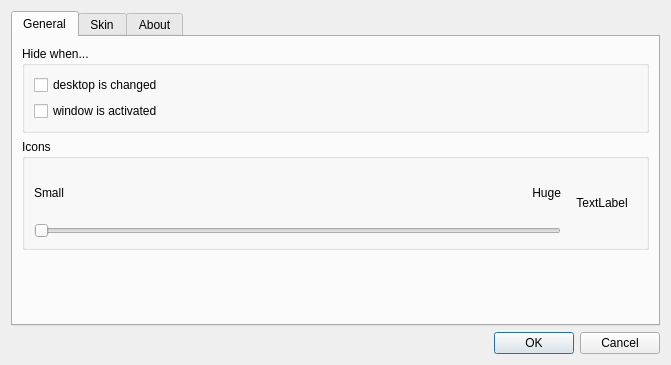
Qt form src/optionsdlg.ui (eagafonov/ikonized) before a commit.
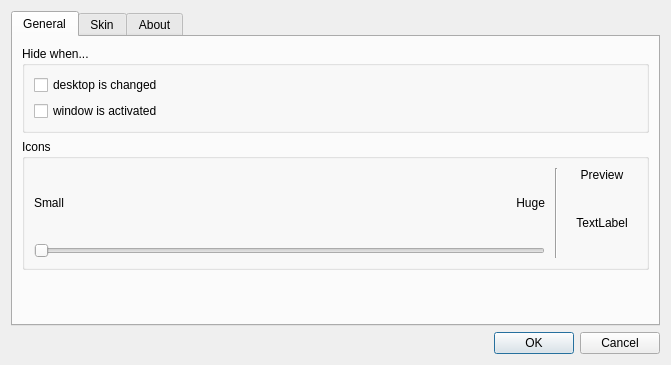
The same form after that commit.

Commit message: Beautify icon size selector/preview

Patch:
```diff
--- a/src/optionsdlg.ui
+++ b/src/optionsdlg.ui
@@ -137,6 +137,34 @@
                </layout>
               </item>
               <item>
+               <widget class="Line" name="line">
+                <property name="minimumSize">
+                 <size>
+                  <width>10</width>
+                  <height>0</height>
+                 </size>
+                </property>
+                <property name="orientation">
+                 <enum>Qt::Vertical</enum>
+                </property>
+               </widget>
+              </item>
+              <item>
+               <layout class="QVBoxLayout" name="verticalLayout_3">
+                <property name="rightMargin">
+                 <number>0</number>
+                </property>
+                <item>
+                 <widget class="QLabel" name="label_3">
+                  <property name="text">
+                   <string>Preview</string>
+                  </property>
+                  <property name="alignment">
+                   <set>Qt::AlignCenter</set>
+                  </property>
+                 </widget>
+                </item>
+                <item>
                <widget class="QLabel" name="iconPreview">
                 <property name="minimumSize">
                  <size>
@@ -157,6 +185,8 @@
                  <set>Qt::AlignCenter</set>
                 </property>
                </widget>
+                </item>
+               </layout>
               </item>
              </layout>
             </widget>
```
Left out of the diff: 3 changed lines with no effect on the pictures. Lines whose indentation alone changed are shown as unchanged.
